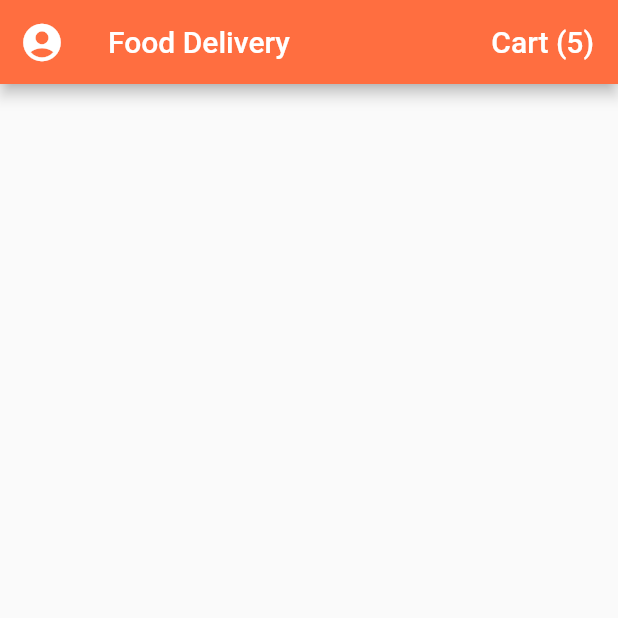
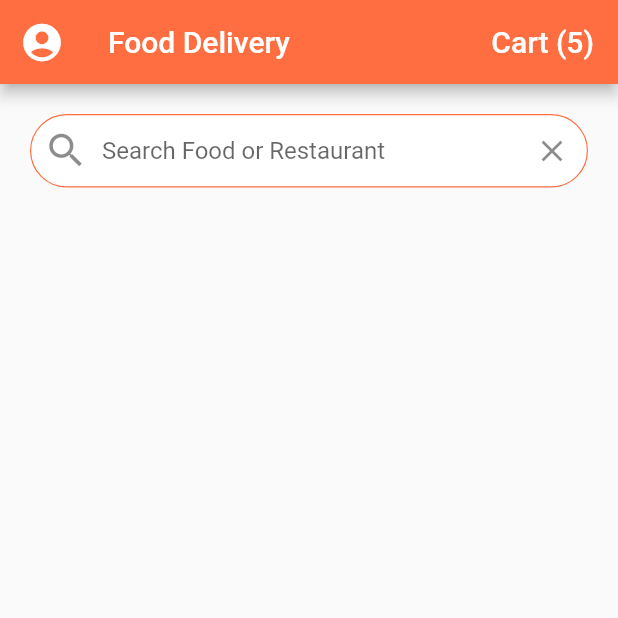
Before and after one commit to awasum/food-delivery-app-flutter, a Flutter app: the screen it shows after launch, on a phone screen of 412 x 824 dp, the top half of it. Run offline on Flutter 3.47's test engine with Material 2 defaults, Android fonts, the phone set to English and light mode, and no system bars.

Commit message:
Beautiful Search Bar

```diff
--- a/lib/screens/home-screen.dart
+++ b/lib/screens/home-screen.dart
@@ -27,6 +27,37 @@
           )
         ],
       ),
+      body: ListView(
+        children: <Widget>[
+          Padding(
+            padding: const EdgeInsets.all(20.0),
+            child: TextField(
+              decoration: InputDecoration(
+                  contentPadding: EdgeInsets.symmetric(vertical: 15.0),
+                  fillColor: Colors.white,
+                  filled: true,
+                  border: OutlineInputBorder(
+                    borderRadius: BorderRadius.circular(30.0),
+                    borderSide: BorderSide(width: 0.8),
+                  ),
+                  enabledBorder: OutlineInputBorder(
+                    borderRadius: BorderRadius.circular(30.0),
+                    borderSide: BorderSide(
+                        width: 0.8, color: Theme.of(context).primaryColor),
+                  ),
+                  hintText: "Search Food or Restaurant",
+                  prefixIcon: Icon(
+                    Icons.search,
+                    size: 30.0,
+                  ),
+                  suffixIcon: IconButton(
+                    icon: Icon(Icons.clear),
+                    onPressed: () {},
+                  )),
+            ),
+          ),
+        ],
+      ),
     );
   }
 }
```
